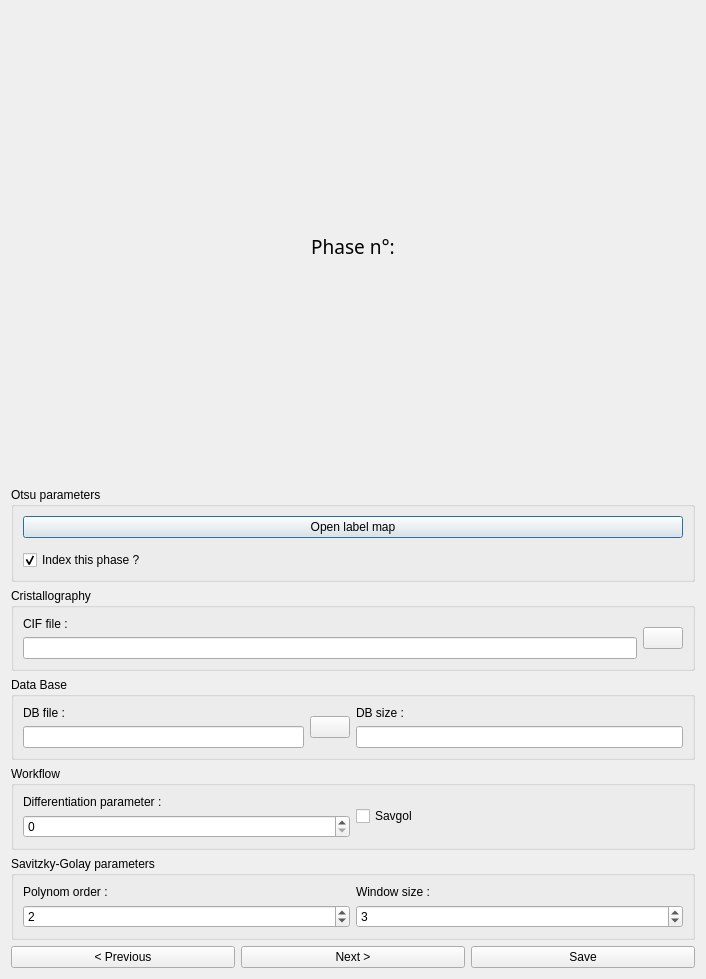
Above: indexGPU/phase_form_tempo.ui from Cyril-Langlois/indexGPU before the change. Below: the same form after it.
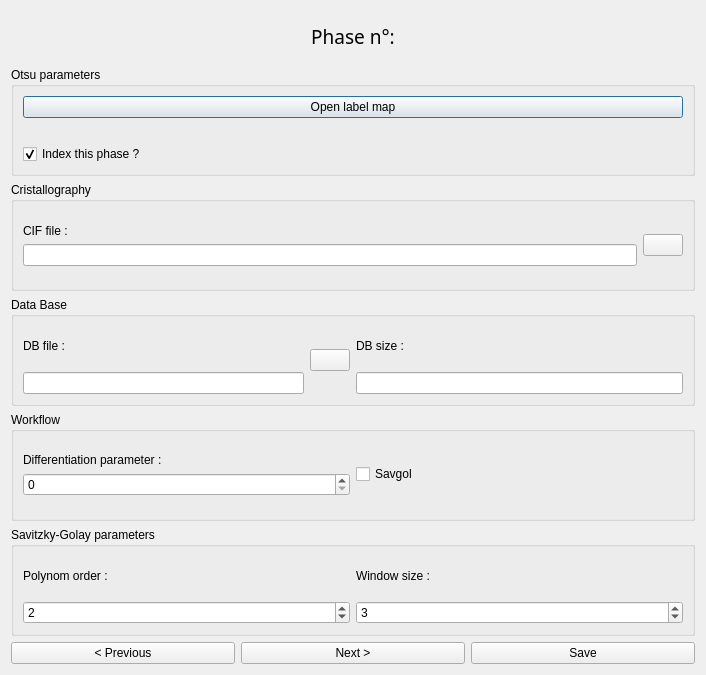
That is the form after the change. Icons and pictures are not drawn. Custom widgets are drawn as their Qt base class.

What changed in the file:
```diff
--- a/indexGPU/phase_form_tempo.ui
+++ b/indexGPU/phase_form_tempo.ui
@@ -7,7 +7,7 @@
     <x>0</x>
     <y>0</y>
     <width>706</width>
-    <height>979</height>
+    <height>675</height>
    </rect>
   </property>
   <property name="windowTitle">
@@ -17,20 +17,11 @@
    <item>
     <layout class="QVBoxLayout" name="verticalLayout_17">
      <item>
-      <layout class="QVBoxLayout" name="verticalLayout">
-       <item>
-        <widget class="QStackedWidget" name="stackedW">
-         <property name="currentIndex">
-          <number>0</number>
-         </property>
-         <widget class="QWidget" name="page">
-          <layout class="QVBoxLayout" name="verticalLayout_4">
-           <item>
-            <layout class="QVBoxLayout" name="verticalLayout_3">
+      <layout class="QVBoxLayout" name="verticalLayout_16">
              <item>
               <widget class="QLabel" name="label_title_">
                <property name="sizePolicy">
-                <sizepolicy hsizetype="MinimumExpanding" vsizetype="Preferred">
+          <sizepolicy hsizetype="MinimumExpanding" vsizetype="Maximum">
                  <horstretch>0</horstretch>
                  <verstretch>0</verstretch>
                 </sizepolicy>
@@ -41,6 +32,12 @@
                  <height>0</height>
                 </size>
                </property>
+         <property name="maximumSize">
+          <size>
+           <width>16777215</width>
+           <height>50</height>
+          </size>
+         </property>
                <property name="palette">
                 <palette>
                  <active>
@@ -242,17 +239,6 @@
                </property>
               </widget>
              </item>
-            </layout>
-           </item>
-          </layout>
-         </widget>
-         <widget class="QWidget" name="page_2"/>
-        </widget>
-       </item>
-      </layout>
-     </item>
-     <item>
-      <layout class="QVBoxLayout" name="verticalLayout_16">
        <item>
         <layout class="QVBoxLayout" name="verticalLayout_15">
          <item>
```
Left out of the diff: 3 changed lines with no effect on the pictures. Lines whose indentation alone changed are shown as unchanged.
